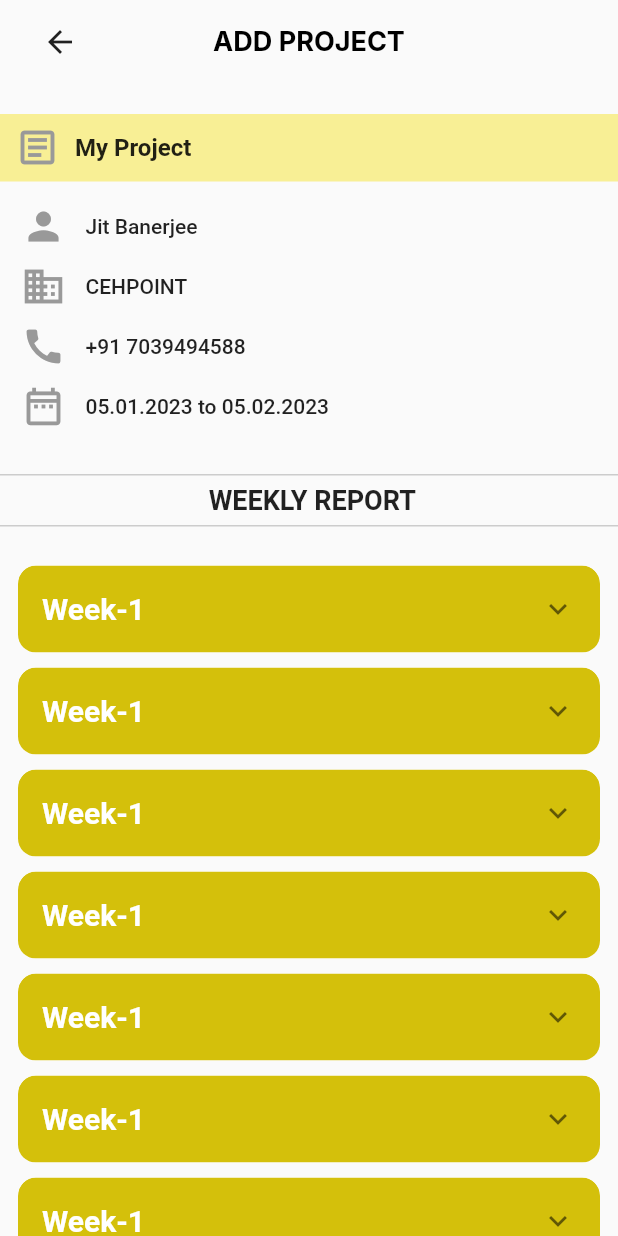
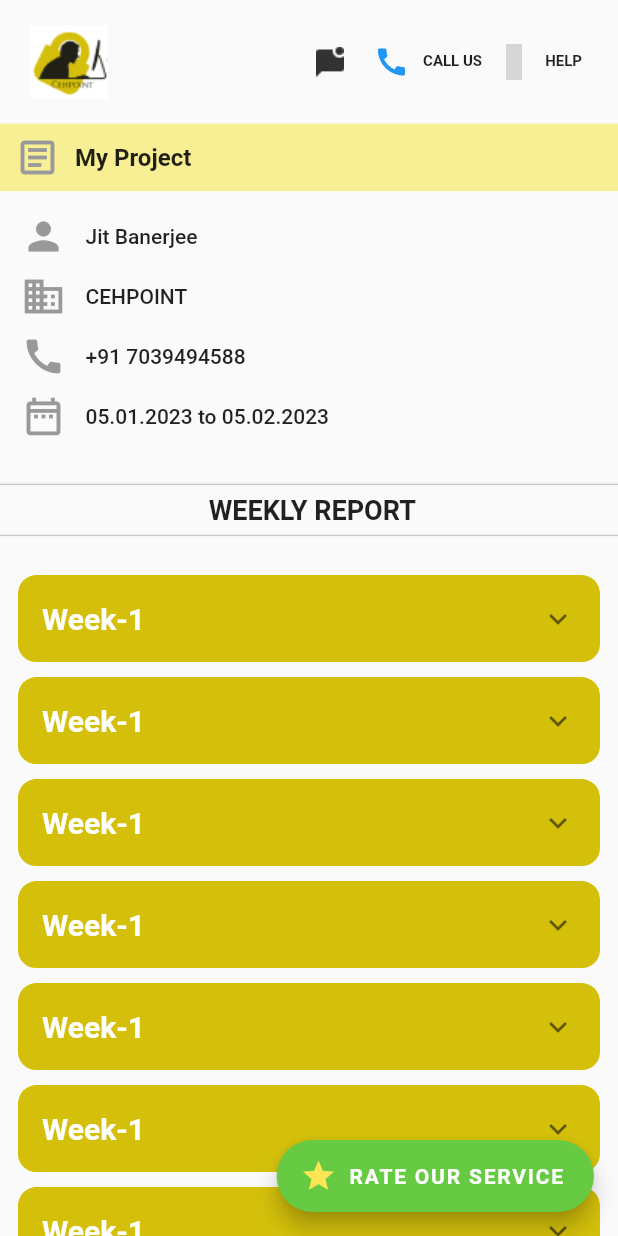
Before and after one commit to cehpoint-official/cehpoint-project-management-application, a Flutter app: the ClientLandingScreen screen opened directly, on a phone screen of 412 x 824 dp. Run offline on Flutter 3.47's test engine with Material 2 defaults, Android fonts, the phone set to English and light mode, and no system bars; our stand-ins replace get, google_fonts, shared_preferences; accounts and stored records are empty; statements that could not run were skipped; grey boxes are pictures that could not be loaded.

Commit message:
final commit

```diff
--- a/lib/main.dart
+++ b/lib/main.dart
@@ -1,5 +1,8 @@
 import 'package:cehpoint_project_management/Controllers/authenticationController.dart';
 import 'package:cehpoint_project_management/screens/Authentication/login_screen.dart';
+import 'package:cehpoint_project_management/screens/Client/client_landing_screen.dart';
+import 'package:cehpoint_project_management/screens/Client/feedback.dart';
+import 'package:cehpoint_project_management/screens/Client/rate_our_service.dart';
 import 'package:cehpoint_project_management/screens/ProjectManager/add_project.dart';
 import 'package:cehpoint_project_management/screens/ProjectManager/add_report.dart';
 import 'package:cehpoint_project_management/screens/ProjectManager/project_manager_landing_screen.dart';
@@ -26,7 +29,7 @@ class MyApp extends StatelessWidget {
       theme: ThemeData(
         primarySwatch: Colors.blue,
       ),
-      home: const LoginScreen(),
+      home: const ClientLandingScreen(),
     );
   }
 }
--- a/lib/screens/Client/client_landing_screen.dart
+++ b/lib/screens/Client/client_landing_screen.dart
@@ -1,3 +1,4 @@
+import 'package:cehpoint_project_management/screens/Client/rate_our_service.dart';
 import 'package:flutter/material.dart';
 import 'package:get/get.dart';
 import 'package:google_fonts/google_fonts.dart';
@@ -22,41 +23,50 @@ class _ClientLandingScreenState extends State<ClientLandingScreen> {
             children: [
               // AppBar
               Container(
-                height: AppBar().preferredSize.height,
-                padding: const EdgeInsets.symmetric(horizontal: 20),
-                width: MediaQuery.of(context).size.width,
+                width: MediaQuery.of(context).size.width - 20,
+                height: MediaQuery.of(context).size.height * 0.1,
+                padding: const EdgeInsets.all(5),
                 child: Row(
                   mainAxisAlignment: MainAxisAlignment.spaceBetween,
                   children: [
-                    SizedBox(
-                      height: 40,
-                      width: 40,
-                      child: IconButton(
-                        onPressed: () {
-                          Get.back();
-                        },
-                        icon: const Icon(
-                          Icons.arrow_back,
-                        ),
-                      ),
+                    Image.asset(
+                      "assets/logo sec 17.png",
+                      height: 50,
+                      width: MediaQuery.of(context).size.width * 0.15,
                     ),
-                    Expanded(
-                      child: Text(
-                        "ADD PROJECT",
-                        textAlign: TextAlign.center,
-                        textDirection: TextDirection.ltr,
-                        style: GoogleFonts.inter(
-                          color: Colors.black,
-                          fontSize: 18,
-                          fontWeight: FontWeight.w700,
-                        ),
-                      ),
+
+                    Container(
+                      width: MediaQuery.of(context).size.width*0.50,
+
+                     child:Row(
+                       mainAxisAlignment: MainAxisAlignment.spaceEvenly,
+                       children:  [
+                       Image.asset(
+                         "assets/Vector.png",
+                         height: 20,
+                         width: 40,
+                       ),
+                       const Icon(Icons.call,
+                         color: Colors.blue,),
+                       const Text("CALL US",style: TextStyle(
+                         fontSize: 10,
+                         fontWeight: FontWeight.w700,
+                       ),),
+                       const Icon(Icons.whatsapp,
+                         color: Colors.green,),
+                       Text("HELP",style: TextStyle(
+                         fontSize: 10,
+                         fontWeight: FontWeight.w700,),),
+
+                     ],),
+
+
+
                     ),
-                    const SizedBox(width: 40),
                   ],
                 ),
               ),
-              const SizedBox(height: 20),
+
 
               //My Project with color background
               Container(
@@ -297,15 +307,16 @@ class _ClientLandingScreenState extends State<ClientLandingScreen> {
                                             Icon(
                                               Icons.link,
                                               size: 30,
-                                              color: Color(0xff999999),
+                                              color: Colors.blue,
                                             ),
                                             SizedBox(
                                               width: 13,
                                             ),
                                             SizedBox(
                                               child: Text(
-                                                "Update Report",
+                                                "View Report",
                                                 style: TextStyle(
+                                                  color: Colors.blue,
                                                   fontWeight: FontWeight.w700,
                                                   fontSize: 16,
                                                 ),
@@ -349,7 +360,7 @@ class _ClientLandingScreenState extends State<ClientLandingScreen> {
                                           width: 13,
                                         ),
                                         Text(
-                                          'VIEW FEEDBACK',
+                                          'Submit Feedback',
                                           style: TextStyle(
                                             color: Colors.white,
                                             fontSize: 17.0,
@@ -374,6 +385,19 @@ class _ClientLandingScreenState extends State<ClientLandingScreen> {
           ),
         ),
       ),
+
+      floatingActionButton: FloatingActionButton.extended(
+        onPressed: () {
+          Get.to(() => const RateOurService());
+
+        },
+        backgroundColor: const Color(0xff66CA43),
+        label: const Text("RATE OUR SERVICE",style: TextStyle(fontWeight: FontWeight.w700),),
+        icon: const Icon(Icons.star,color: Color(0xffFFE555),),
+        // child: const Icon(Icons.navigation),
+
+
+      ),
     );
   }
 }
--- a/lib/screens/ProjectManager/project_manager_landing_screen.dart
+++ b/lib/screens/ProjectManager/project_manager_landing_screen.dart
@@ -92,6 +92,8 @@ class _ProjectManagerLandingScreenState
                   ],
                 ),
               ),
+
+              //ano
               const SizedBox(height: 10),
               //AddProject Button
               TextButton(
```
Also changed, not shown: lib/screens/Client/feedback.dart (added, +107 -0 lines), lib/screens/Client/rate_our_service.dart (added, +137 -0 lines).
